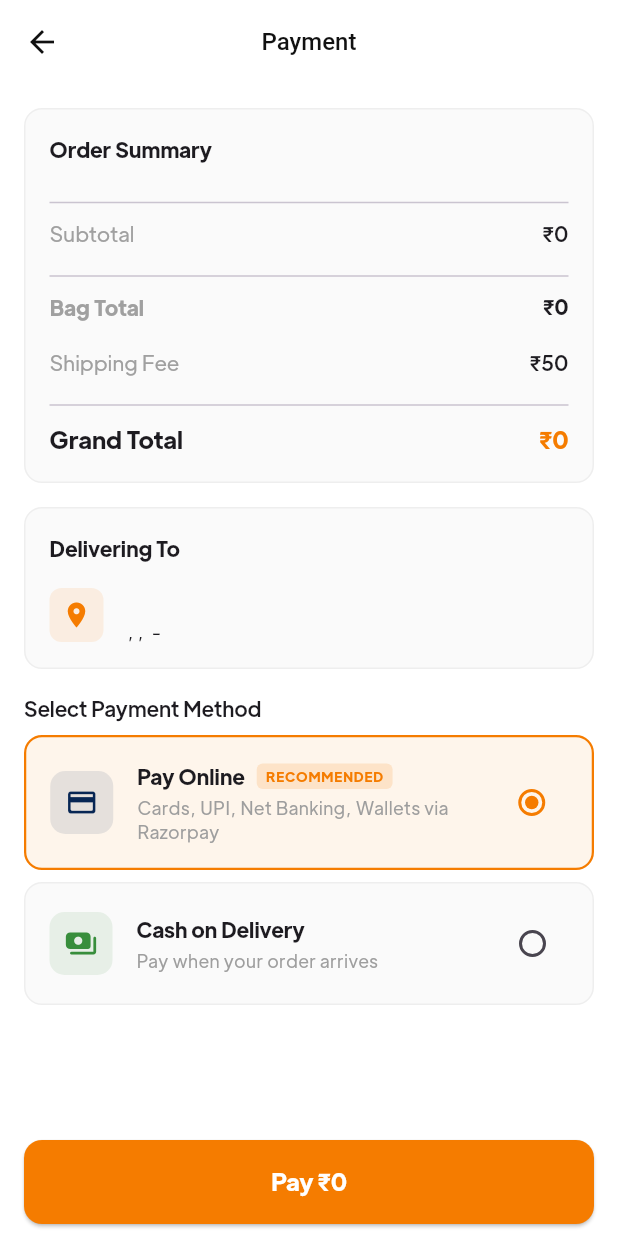
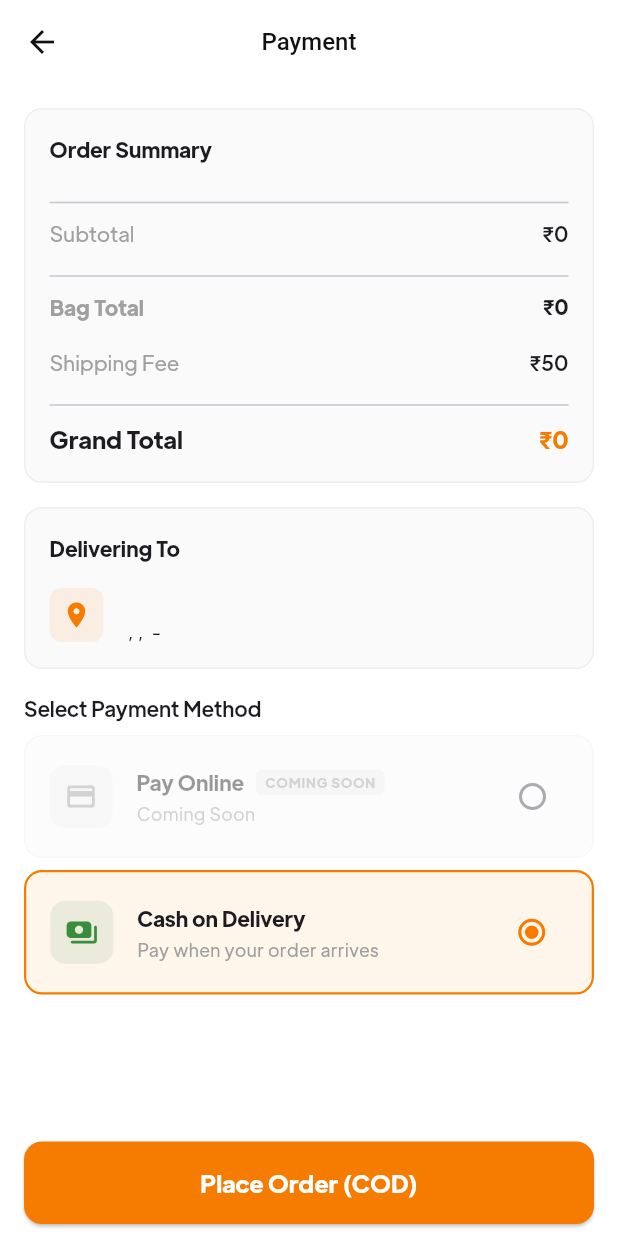
Before and after one commit to DMMPrice/petro_world_mobile, a Flutter app: the PaymentScreen screen opened directly with empty values, on a phone screen of 412 x 824 dp. Run offline on Flutter 3.47's test engine with Material 3 defaults, Android fonts, the phone set to English and light mode, and no system bars; our stand-ins replace cached_network_image, flutter_dotenv, flutter_rating_bar, flutter_riverpod, flutter_svg, form_field_validator and 6 more; missing offline and left inert: razorpay_flutter; accounts and stored records are empty; network calls fail.

Commit message:
fix(checkout): resolve address saving, pincode CORS, and payment flow issues
- Map `AddressModel` serialization keys (`address_line1`, `phone`) to match backend schema constraints.
- Decode responses in `ApiService` address operations to correctly propagate backend errors to the UI.
- Prepend CORS proxy helper in `LogisticsService.lookupPincode` on Web to prevent ClientException CORS errors.
- Disable 'Pay Online' payment option with 'Coming Soon' styling and default selection to COD.
- Clean up unused imports, fields, and wrap single-statement if-blocks in braces.

```diff
--- a/lib/components/buy_full_ui_kit.dart
+++ b/lib/components/buy_full_ui_kit.dart
@@ -3,7 +3,6 @@
 import 'package:flutter/material.dart';
 import 'package:flutter/services.dart';
 import 'package:flutter_svg/flutter_svg.dart';
-import 'package:url_launcher/url_launcher.dart';
 
 import '../constants.dart';
 
@@ -18,7 +17,6 @@
 
 class _BuyFullKitState extends State<BuyFullKit> {
   bool _isCopied = false;
-  late Uri _url;
   Future<void> buyLink() async {
     // Link removed in production
   }
--- a/lib/providers/providers.dart
+++ b/lib/providers/providers.dart
@@ -1,4 +1,3 @@
-import 'package:flutter/foundation.dart';
 import 'package:flutter_riverpod/flutter_riverpod.dart';
 import '../models/banner_model.dart';
 import '../models/category_model.dart';
--- a/lib/screens/checkout/views/payment_screen.dart
+++ b/lib/screens/checkout/views/payment_screen.dart
@@ -45,7 +45,7 @@
 
 class _PaymentScreenState extends ConsumerState<PaymentScreen> {
   // On web, default to COD since Razorpay native SDK doesn't support web
-  String _selectedMethod = kIsWeb ? 'cod' : 'razorpay';
+  String _selectedMethod = 'cod';
   bool _isLoading = false;
 
   // RazorpayController handles the platform-specific Razorpay lifecycle
@@ -367,23 +367,19 @@
             Text('Select Payment Method', style: theme.textTheme.titleSmall),
             const SizedBox(height: defaultPadding / 2),
 
-            // Razorpay option — only selectable on mobile
+            // Razorpay option — coming soon
             _PaymentOption(
               value: 'razorpay',
               groupValue: _selectedMethod,
-              onChanged: kIsWeb
-                  ? null // disabled on web
-                  : (v) => setState(() => _selectedMethod = v!),
+              onChanged: null,
               icon: Icons.credit_card_rounded,
-              iconColor: kIsWeb ? Colors.grey : const Color(0xFF072654),
+              iconColor: Colors.grey,
               title: 'Pay Online',
-              subtitle: kIsWeb
-                  ? 'Available on Android & iOS app only'
-                  : 'Cards, UPI, Net Banking, Wallets via Razorpay',
-              badge: kIsWeb ? null : 'RECOMMENDED',
-              badgeColor: primaryColor,
+              subtitle: 'Coming Soon',
+              badge: 'COMING SOON',
+              badgeColor: Colors.grey,
               isDark: isDark,
-              disabled: kIsWeb,
+              disabled: true,
             ),
 
             const SizedBox(height: defaultPadding / 2),
--- a/lib/screens/user_info/views/edit_user_info_screen.dart
+++ b/lib/screens/user_info/views/edit_user_info_screen.dart
@@ -5,7 +5,6 @@
 import 'package:intl_phone_number_input/intl_phone_number_input.dart';
 import 'package:petro_world/services/api_service.dart';
 import 'package:image_picker/image_picker.dart';
-import 'package:flutter/foundation.dart';
 
 class EditUserInfoScreen extends StatefulWidget {
   const EditUserInfoScreen({super.key});
--- a/lib/services/supabase_service.dart
+++ b/lib/services/supabase_service.dart
@@ -1,4 +1,3 @@
-import 'package:flutter/foundation.dart';
 import 'package:supabase_flutter/supabase_flutter.dart';
 import '../models/product_model.dart';
 import '../models/category_model.dart';
@@ -171,9 +170,12 @@
         .eq('user_id', user.id)
         .maybeSingle();
 
-    if (order == null) return null;
-    if (order['shipment_id'] == null && order['tracking_number'] == null)
+    if (order == null) {
       return null;
+    }
+    if (order['shipment_id'] == null && order['tracking_number'] == null) {
+      return null;
+    }
 
     try {
       final response = await client.functions.invoke(
```
Also changed, not shown: lib/components/product/product_card.dart (+14 -5 lines), lib/models/address_model.dart (+4 -4 lines), lib/services/api_service.dart (+6 -3 lines), lib/services/logistics_service.dart (+5 -2 lines).
